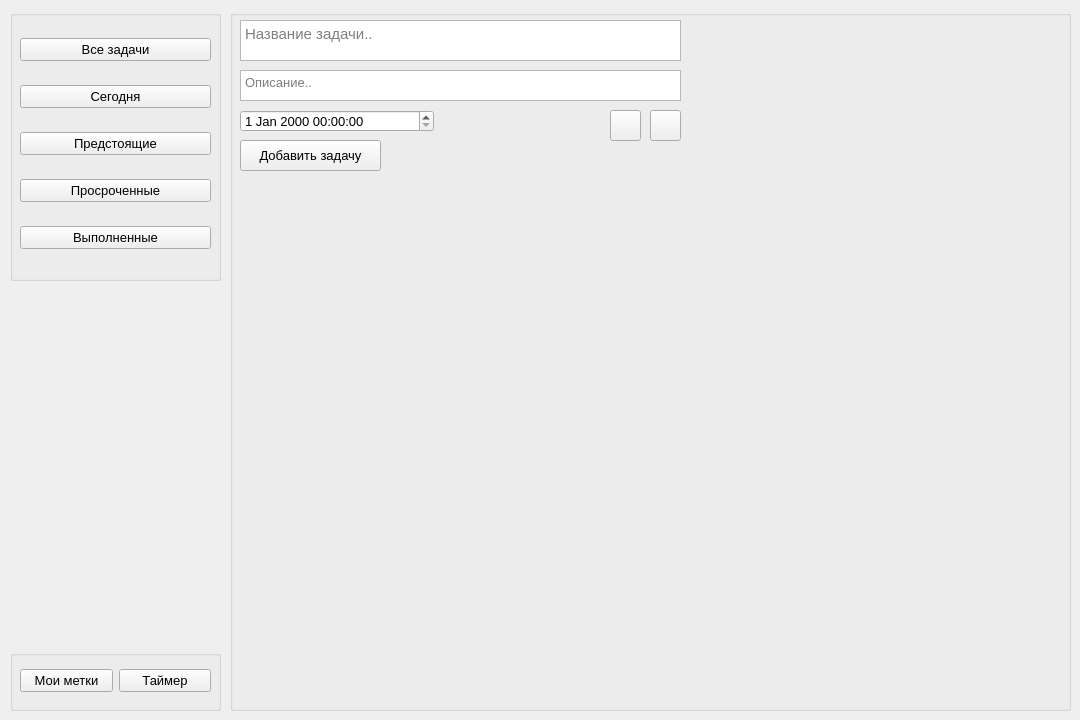
Qt form interface/window.ui (vezype/tomtime) before a commit.
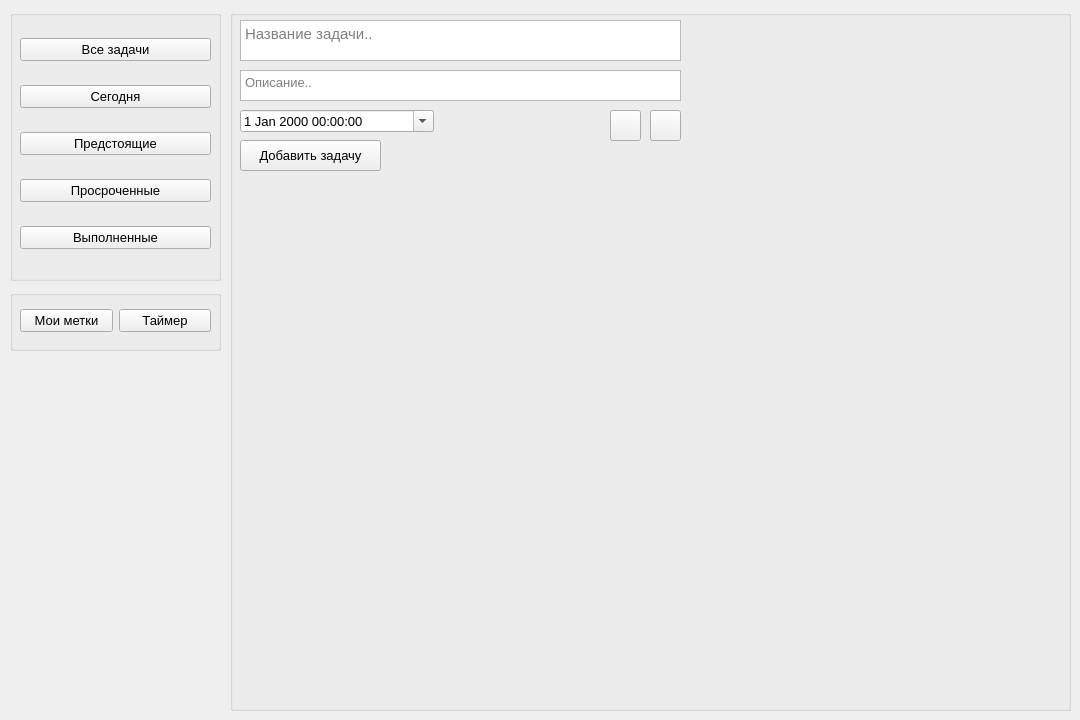
The same form after that commit. Icons and pictures are not drawn.

Commit message: Изменение интерфейса.

```diff
--- a/interface/window.ui
+++ b/interface/window.ui
@@ -13,6 +13,16 @@
   <property name="windowTitle">
    <string>Tomtime</string>
   </property>
+  <property name="windowIcon">
+   <iconset>
+    <normaloff>../icons/window_logo.png</normaloff>../icons/window_logo.png</iconset>
+  </property>
+  <property name="iconSize">
+   <size>
+    <width>25</width>
+    <height>25</height>
+   </size>
+  </property>
   <widget class="QWidget" name="centralwidget">
    <widget class="QGroupBox" name="groupBox">
     <property name="geometry">
@@ -138,6 +148,9 @@
        <pointsize>10</pointsize>
       </font>
      </property>
+     <property name="calendarPopup">
+      <bool>true</bool>
+     </property>
     </widget>
     <widget class="QPushButton" name="pushButton_3">
      <property name="geometry">
@@ -295,7 +308,7 @@
     <property name="geometry">
      <rect>
       <x>10</x>
-      <y>650</y>
+      <y>290</y>
       <width>211</width>
       <height>61</height>
      </rect>
@@ -325,7 +338,13 @@
         </property>
         <property name="icon">
          <iconset>
-          <normaloff>icons8-закладка-лента-512.png</normaloff>icons8-закладка-лента-512.png</iconset>
+          <normaloff>../icons/my_tags.png</normaloff>../icons/my_tags.png</iconset>
+        </property>
+        <property name="iconSize">
+         <size>
+          <width>20</width>
+          <height>20</height>
+         </size>
         </property>
        </widget>
       </item>
@@ -341,7 +360,13 @@
         </property>
         <property name="icon">
          <iconset>
-          <normaloff>icons8-таймер-100.png</normaloff>icons8-таймер-100.png</iconset>
+          <normaloff>../icons/timer.png</normaloff>../icons/timer.png</iconset>
+        </property>
+        <property name="iconSize">
+         <size>
+          <width>20</width>
+          <height>20</height>
+         </size>
         </property>
        </widget>
       </item>
```
Left out of the diff: 54 changed lines with no effect on the pictures. The commit also changes 1 other file.
